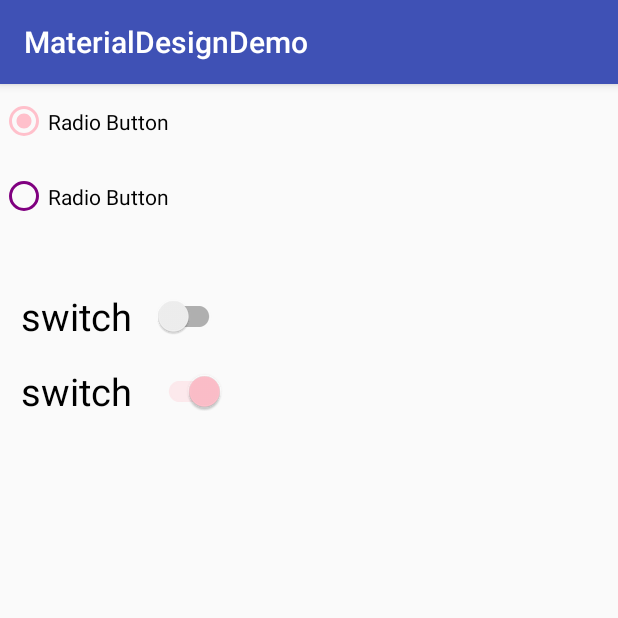
After one commit to minminaya/MaterialDesignLearning, an Android app: the SelectControlActivity screen opened directly, with no data from a screen before it, on a phone screen of 412 x 824 dp, the top half of it. The commit adds this screen. Run offline under Robolectric (Android 15) with nearby library versions, the phone set to English and light mode, and no system bars.

Commit message:
添加select_cotrol-- Radio Button , switch

```diff
--- a/app/src/main/AndroidManifest.xml
+++ b/app/src/main/AndroidManifest.xml
@@ -31,7 +31,8 @@
         <activity
             android:name=".toolbar.ToolBarActivity"
             android:theme="@style/Theme.AppCompat.Light.NoActionBar" />
-        <activity android:name=".button.ButtonActivity"></activity>
+        <activity android:name=".button.ButtonActivity" />
+        <activity android:name=".selection_control.SelectControlActivity"></activity>
     </application>
 
 </manifest>
--- a/app/src/main/java/com/minminaya/materialdesigndemo/MainActivity.java
+++ b/app/src/main/java/com/minminaya/materialdesigndemo/MainActivity.java
@@ -8,6 +8,7 @@ import android.widget.Button;
 
 import com.minminaya.materialdesigndemo.button.ButtonActivity;
 import com.minminaya.materialdesigndemo.selection_control.CheckBoxActivity;
+import com.minminaya.materialdesigndemo.selection_control.SelectControlActivity;
 import com.minminaya.materialdesigndemo.text_fields.TextFieldsActivity;
 import com.minminaya.materialdesigndemo.toolbar.ToolBarActivity;
 
@@ -27,7 +28,7 @@ public class MainActivity extends AppCompatActivity {
         ButterKnife.bind(this);
     }
 
-    @OnClick({R.id.btn_checkBox, R.id.btn_text_fields, R.id.btn_toolbar, R.id.btn_button})
+    @OnClick({R.id.btn_checkBox, R.id.btn_text_fields, R.id.btn_toolbar, R.id.btn_button, R.id.btn_select_control})
     public void onViewClicked(View view) {
         switch (view.getId()) {
             case R.id.btn_checkBox:
@@ -42,6 +43,9 @@ public class MainActivity extends AppCompatActivity {
             case R.id.btn_button:
                 openActivity(ButtonActivity.class);
                 break;
+            case R.id.btn_select_control:
+                openActivity(SelectControlActivity.class);
+                break;
         }
     }
 
--- /dev/null
+++ b/app/src/main/java/com/minminaya/materialdesigndemo/selection_control/SelectControlActivity.java
@@ -0,0 +1,15 @@
+package com.minminaya.materialdesigndemo.selection_control;
+
+import android.support.v7.app.AppCompatActivity;
+import android.os.Bundle;
+
+import com.minminaya.materialdesigndemo.R;
+
+public class SelectControlActivity extends AppCompatActivity {
+
+    @Override
+    protected void onCreate(Bundle savedInstanceState) {
+        super.onCreate(savedInstanceState);
+        setContentView(R.layout.activity_select_control);
+    }
+}
--- a/app/src/main/res/layout/activity_main.xml
+++ b/app/src/main/res/layout/activity_main.xml
@@ -47,6 +47,13 @@
                 android:text="button"
                 android:textSize="21sp"
                 android:theme="@style/MainActivityButton" />
+            <Button
+                android:id="@+id/btn_select_control"
+                android:layout_width="wrap_content"
+                android:layout_height="wrap_content"
+                android:text="btn_select_control"
+                android:textSize="21sp"
+                android:theme="@style/MainActivityButton" />
         </LinearLayout>
     </ScrollView>
 
--- /dev/null
+++ b/app/src/main/res/layout/activity_select_control.xml
@@ -0,0 +1,55 @@
+<?xml version="1.0" encoding="utf-8"?>
+<RelativeLayout xmlns:android="http://schemas.android.com/apk/res/android"
+    xmlns:app="http://schemas.android.com/apk/res-auto"
+    xmlns:tools="http://schemas.android.com/tools"
+    android:layout_width="match_parent"
+    android:layout_height="match_parent"
+    tools:context="com.minminaya.materialdesigndemo.selection_control.SelectControlActivity">
+
+    <RadioGroup
+        android:id="@+id/anchor2"
+        android:layout_width="match_parent"
+        android:layout_height="130dp">
+
+        <RadioButton
+            android:id="@+id/radio_btn"
+            android:layout_width="200dp"
+            android:layout_height="50dp"
+            android:layout_alignParentStart="true"
+            android:layout_alignParentTop="true"
+            android:checked="true"
+            android:clickable="true"
+            android:text="Radio Button"
+            android:theme="@style/MyRaidoButton" />
+
+        <RadioButton
+            android:id="@+id/radio_btn2"
+            android:layout_width="200dp"
+            android:layout_height="50dp"
+            android:layout_below="@+id/radio_btn"
+            android:clickable="true"
+            android:text="Radio Button"
+            android:theme="@style/MyRaidoButton" />
+    </RadioGroup>
+
+    <android.support.v7.widget.SwitchCompat
+        android:id="@+id/switch1"
+        android:layout_width="150dp"
+        android:layout_height="50dp"
+        android:layout_below="@id/anchor2"
+        android:checked="false"
+        android:gravity="center"
+        android:text="switch"
+        android:textSize="25sp" />
+
+    <android.support.v7.widget.SwitchCompat
+        android:id="@+id/switch2"
+        android:layout_width="150dp"
+        android:layout_height="50dp"
+        android:layout_below="@id/switch1"
+        android:checked="true"
+        android:gravity="center"
+        android:text="switch"
+        android:textSize="25sp"
+        android:theme="@style/MySwitch" />
+</RelativeLayout>
--- a/app/src/main/res/values/styles.xml
+++ b/app/src/main/res/values/styles.xml
@@ -18,18 +18,22 @@
         <item name="colorControlActivated">@color/colorPrimary</item>
 
     </style>
+
     <style name="TextFieldActivity_Text_Fields" parent="Theme.AppCompat.Light">
         <item name="colorControlNormal">@color/tomato</item>
         <item name="colorControlActivated">@color/sienna</item>
 
     </style>
+
     <style name="TextFieldActivity_Text_Fields_full_width" parent="Widget.AppCompat.EditText">
         <item name="android:padding">20sp</item>
         <item name="android:background">@null</item>
     </style>
+
     <style name="MyOverFlowText" parent="TextAppearance.AppCompat.Small">
         <item name="android:textColor">@color/green</item>
     </style>
+
     <style name="AutoComplete" parent="Widget.AppCompat.Light.AutoCompleteTextView">
         <item name="android:background">@color/tomato</item>
         <item name="colorControlNormal">@color/cardview_dark_background</item>
@@ -65,7 +69,20 @@
         <item name="colorControlHighlight">@color/indigo</item>
         <item name="colorButtonNormal">@color/pink</item>
     </style>
+
     <style name="MyFloatingActionButton" parent="Theme.AppCompat.Light">
         <item name="colorAccent">@color/purple</item>
     </style>
+
+    <style name="MyRaidoButton" parent="Theme.AppCompat.Light">
+        <item name="colorControlNormal">@color/purple</item>
+        <item name="colorControlActivated">@color/pink</item>
+        <item name="android:colorForeground">@color/grey</item>
+    </style>
+
+    <style name="MySwitch" parent="Theme.AppCompat.Light">
+        <item name="colorControlNormal">@color/purple</item>
+        <item name="colorControlActivated">@color/pink</item>
+        <item name="android:colorForeground">@color/grey</item>
+    </style>
 </resources>
```
